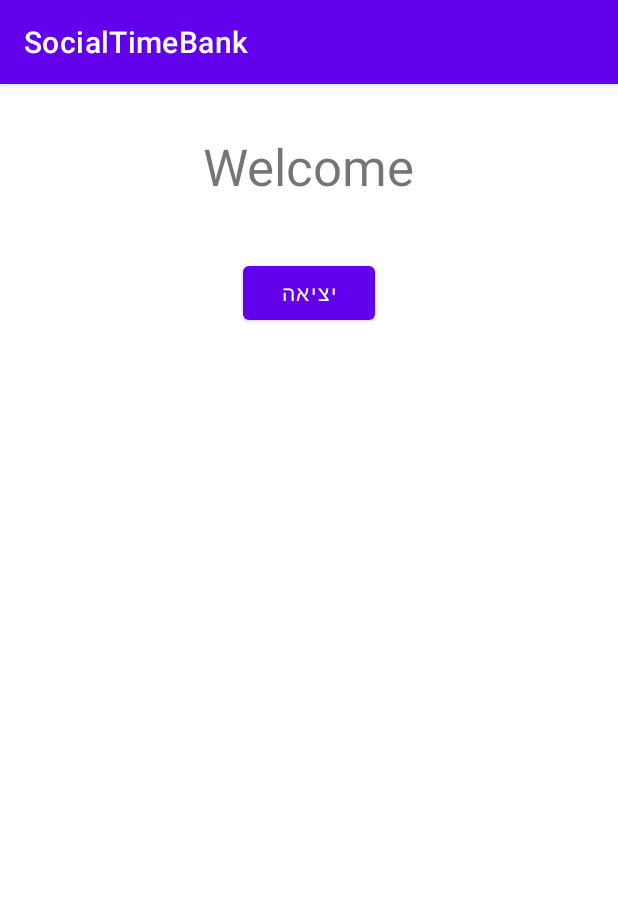
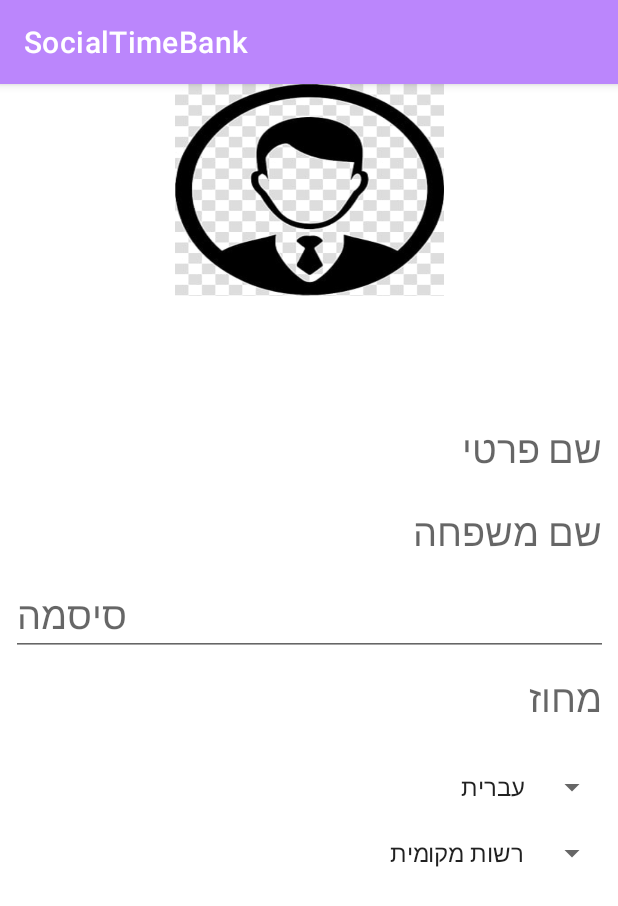
Before and after one commit to rivkaba/SocialTimeBank, an Android app: the WelcomeActivity screen opened directly, with no data from a screen before it, after a tap on "יציאה", on a phone screen of 412 x 824 dp. Shown: the top 906 px of the screen. Run offline under Robolectric (Android 15) with nearby library versions, the phone set to English and light mode, and no system bars; our stand-ins replace Firebase (no records; nobody signed in at launch, a user with empty details on screens opened directly).

```diff
--- a/app/src/main/AndroidManifest.xml
+++ b/app/src/main/AndroidManifest.xml
@@ -9,6 +9,9 @@
         android:roundIcon="@mipmap/ic_launcher_round"
         android:supportsRtl="true"
         android:theme="@style/Theme.SocialTimeBank">
+        <activity
+            android:name=".profile"
+            android:exported="false" />
         <activity
             android:name=".WelcomeActivity"
             android:exported="false" />
--- a/app/src/main/java/com/Rivkaba/SocialTimeBank/LoginActivity.java
+++ b/app/src/main/java/com/Rivkaba/SocialTimeBank/LoginActivity.java
@@ -13,6 +13,7 @@ import com.google.android.gms.tasks.OnCompleteListener;
 import com.google.android.gms.tasks.Task;
 import com.google.firebase.auth.AuthResult;
 import com.google.firebase.auth.FirebaseAuth;
+import com.google.firebase.auth.FirebaseUser;
 
 public class LoginActivity extends AppCompatActivity {
     private FirebaseAuth mAuth;
@@ -21,6 +22,15 @@ public class LoginActivity extends AppCompatActivity {
         super.onCreate(savedInstanceState);
         setContentView(R.layout.activity_login);
         mAuth = FirebaseAuth.getInstance();
+    }
+    @Override
+    public void onStart() {
+        super.onStart();
+        // Check if user is signed in (non-null) and update UI accordingly.
+        FirebaseUser currentUser = mAuth.getCurrentUser();
+        if(currentUser != null){
+            startActivity(new Intent(LoginActivity.this,profile.class));
+        }
     }
 
     public void regisret(View view) {
@@ -33,7 +43,7 @@ public class LoginActivity extends AppCompatActivity {
                         if (task.isSuccessful()) {
                             // Sign in success, upda
                             // te UI with the signed-in user's information
-                               startActivity(new Intent(LoginActivity.this,WelcomeActivity.class));
+                               startActivity(new Intent(LoginActivity.this,profile.class));
                         } else {
                             Toast.makeText(LoginActivity.this,"ההרשמה נכשלה:)",Toast.LENGTH_LONG).show();
                             // If sign in fails, display a message to the user.
@@ -44,5 +54,21 @@ public class LoginActivity extends AppCompatActivity {
     }
 
     public void login(View view) {
+        EditText email=findViewById(R.id.editTextEmail);
+        EditText password =findViewById(R.id.editTextPassword);
+        mAuth.signInWithEmailAndPassword(email.getText().toString(), password.getText().toString())
+                .addOnCompleteListener(this, new OnCompleteListener<AuthResult>() {
+                    @Override
+                    public void onComplete(@NonNull Task<AuthResult> task) {
+                        if (task.isSuccessful()) {
+                            // Sign in success, update UI with the signed-in user's information
+                            startActivity(new Intent(LoginActivity.this,WelcomeActivity.class));
+                        } else {
+                            Toast.makeText(LoginActivity.this,"כניסה נכשלה:)",Toast.LENGTH_LONG).show();
+                            // If sign in fails, display a message to the user.
+
+                        }
+                    }
+                });
     }
 }
--- a/app/src/main/java/com/Rivkaba/SocialTimeBank/WelcomeActivity.java
+++ b/app/src/main/java/com/Rivkaba/SocialTimeBank/WelcomeActivity.java
@@ -2,8 +2,11 @@ package com.Rivkaba.SocialTimeBank;
 
 import androidx.appcompat.app.AppCompatActivity;
 
+import android.content.Intent;
 import android.os.Bundle;
 import android.view.View;
+
+import com.google.firebase.auth.FirebaseAuth;
 
 public class WelcomeActivity extends AppCompatActivity {
 
@@ -14,5 +17,8 @@ public class WelcomeActivity extends AppCompatActivity {
     }
 
     public void logout(View view) {
+        FirebaseAuth.getInstance().signOut();
+        startActivity(new Intent(this,LoginActivity.class));
+        finish();
     }
 }
--- /dev/null
+++ b/app/src/main/java/com/Rivkaba/SocialTimeBank/profile.java
@@ -0,0 +1,56 @@
+package com.Rivkaba.SocialTimeBank;
+
+import androidx.appcompat.app.AppCompatActivity;
+
+import android.os.Bundle;
+import android.util.Log;
+import android.view.View;
+import android.widget.AdapterView;
+import android.widget.ArrayAdapter;
+import android.widget.Spinner;
+import android.widget.AdapterView.OnItemSelectedListener;
+
+public class profile extends AppCompatActivity {
+
+    @Override
+    protected void onCreate(Bundle savedInstanceState) {
+        super.onCreate(savedInstanceState);
+        setContentView(R.layout.activity_profile);
+
+        Spinner staticSpinner = (Spinner) findViewById(R.id.static_spinner);
+
+        // Create an ArrayAdapter using the string array and a default spinner
+        ArrayAdapter<CharSequence> staticAdapter = ArrayAdapter
+                .createFromResource(this, R.array.language,
+                        android.R.layout.simple_spinner_item);
+
+        // Specify the layout to use when the list of choices appears
+        staticAdapter
+                .setDropDownViewResource(android.R.layout.simple_spinner_dropdown_item);
+
+        // Apply the adapter to the spinner
+        staticSpinner.setAdapter(staticAdapter);
+
+        Spinner dynamicSpinner = (Spinner) findViewById(R.id.dynamic_spinner);
+
+        String[] items = new String[] { "רשות מקומית", "עמותה ", "פרטי" };
+
+        ArrayAdapter<String> adapter = new ArrayAdapter<String>(this,
+                android.R.layout.simple_spinner_item, items);
+
+        dynamicSpinner.setAdapter(adapter);
+
+        dynamicSpinner.setOnItemSelectedListener(new OnItemSelectedListener() {
+            @Override
+            public void onItemSelected(AdapterView<?> parent, View view,
+                                       int position, long id) {
+                Log.v("item", (String) parent.getItemAtPosition(position));
+            }
+
+            @Override
+            public void onNothingSelected(AdapterView<?> parent) {
+                // TODO Auto-generated method stub
+            }
+        });
+    }
+}
--- /dev/null
+++ b/app/src/main/res/layout/activity_profile.xml
@@ -0,0 +1,87 @@
+<?xml version="1.0" encoding="utf-8"?>
+<androidx.constraintlayout.widget.ConstraintLayout xmlns:android="http://schemas.android.com/apk/res/android"
+    xmlns:app="http://schemas.android.com/apk/res-auto"
+    xmlns:tools="http://schemas.android.com/tools"
+    android:layout_width="match_parent"
+    android:layout_height="match_parent"
+    tools:context=".profile">
+
+    <ImageView
+        android:id="@+id/imageView"
+        android:layout_width="179dp"
+        android:layout_height="141dp"
+        android:background="@drawable/profilee"
+        app:layout_constraintEnd_toEndOf="parent"
+        app:layout_constraintStart_toStartOf="parent"
+        app:layout_constraintTop_toTopOf="parent" />
+
+    <ScrollView
+        android:layout_width="398dp"
+        android:layout_height="503dp"
+        android:layout_marginTop="24dp"
+        app:layout_constraintBottom_toBottomOf="parent"
+        app:layout_constraintEnd_toEndOf="parent"
+        app:layout_constraintStart_toStartOf="parent"
+        app:layout_constraintTop_toBottomOf="@+id/imageView">
+
+        <LinearLayout
+            android:layout_width="match_parent"
+            android:layout_height="wrap_content"
+            android:orientation="vertical" >
+
+            <EditText
+                android:id="@+id/Name"
+                android:layout_width="match_parent"
+                android:layout_height="wrap_content"
+                android:ems="10"
+                android:inputType="textPersonName"
+                android:backgroundTint="#FFFFFF"
+                android:hint="שם פרטי"
+                android:textSize="25dp" />
+            <EditText
+                android:id="@+id/LastName"
+                android:layout_width="match_parent"
+                android:layout_height="wrap_content"
+                android:ems="10"
+                android:inputType="textPersonName"
+                android:backgroundTint="#FFFFFF"
+                android:hint="שם משפחה"
+                android:textSize="25dp" />
+
+            <EditText
+                android:id="@+id/editTextTextPassword"
+                android:layout_width="match_parent"
+                android:layout_height="wrap_content"
+                android:ems="10"
+                android:inputType="textPassword"
+                android:hint="סיסמה"
+                android:textSize="25dp" />
+            <EditText
+                android:id="@+id/Machoze"
+                android:layout_width="match_parent"
+                android:layout_height="wrap_content"
+                android:ems="10"
+                android:inputType="textPersonName"
+                android:backgroundTint="#FFFFFF"
+                android:hint="מחוז"
+                android:textSize="25dp" />
+
+            <Spinner
+                android:id="@+id/static_spinner"
+                android:layout_width="fill_parent"
+                android:layout_height="wrap_content"
+                android:layout_marginBottom="20dp"
+                android:layout_marginTop="20dp" />
+
+            <Spinner
+                android:id="@+id/dynamic_spinner"
+                android:layout_width="fill_parent"
+                android:layout_height="wrap_content" />
+
+
+
+        </LinearLayout>
+    </ScrollView>
+
+
+</androidx.constraintlayout.widget.ConstraintLayout>
--- a/app/src/main/res/values/strings.xml
+++ b/app/src/main/res/values/strings.xml
@@ -1,3 +1,12 @@
 <resources>
     <string name="app_name">SocialTimeBank</string>
+<string-array name="language">
+    <item>עברית</item>
+    <item>English</item>
+    <item>عربيه</item>
+    <item>français</item>
+    <item>русский</item>
+    <item>español</item>
+    <item>አማርኛ</item>
+    </string-array>
 </resources>
--- a/app/src/main/res/values/themes.xml
+++ b/app/src/main/res/values/themes.xml
@@ -2,8 +2,8 @@
     <!-- Base application theme. -->
     <style name="Theme.SocialTimeBank" parent="Theme.MaterialComponents.DayNight.DarkActionBar">
         <!-- Primary brand color. -->
-        <item name="colorPrimary">@color/purple_500</item>
-        <item name="colorPrimaryVariant">@color/purple_700</item>
+        <item name="colorPrimary">@color/purple_200</item>
+        <item name="colorPrimaryVariant">@color/purple_200</item>
         <item name="colorOnPrimary">@color/white</item>
         <!-- Secondary brand color. -->
         <item name="colorSecondary">@color/teal_200</item>
```
Also changed, not shown: app/src/main/res/drawable/profilee.jpg (added), app/src/main/res/drawable/unnamed.jpg (added).
